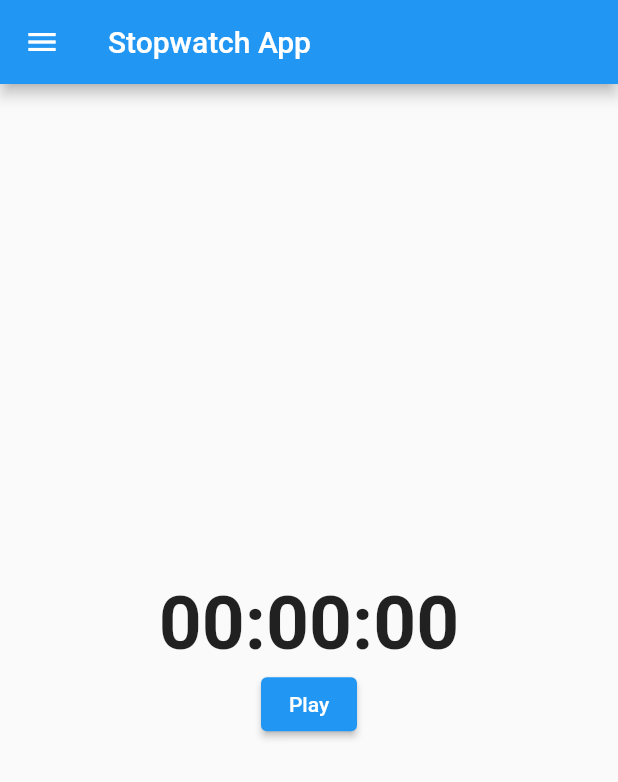
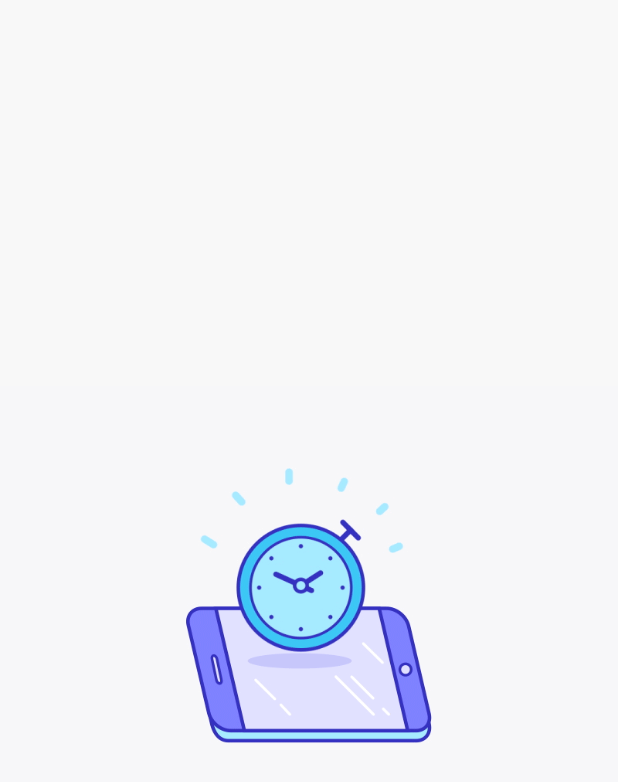
Before and after one commit to smtalha5654/stopwatch, a Flutter app: the first screen one second after launch, on a phone screen of 412 x 824 dp. Shown: the top 782 px of the screen. Run offline on Flutter 3.47's test engine with Material 2 defaults, Android fonts, the phone set to English and light mode, and no system bars.

Commit message:
Fully Completed

```diff
--- a/lib/main.dart
+++ b/lib/main.dart
@@ -4,8 +4,44 @@ import 'package:flutter/material.dart';
 
 void main() {
   runApp(MaterialApp(
-    home: StopWatchScreen(),
+    debugShowCheckedModeBanner: false,
+    home: splashScreen(),
   ));
+}
+
+class splashScreen extends StatefulWidget {
+  const splashScreen({Key? key}) : super(key: key);
+
+  @override
+  State<splashScreen> createState() => _splashScreenState();
+}
+
+class _splashScreenState extends State<splashScreen> {
+  @override
+  void initState() {
+    // TODO: implement initState
+    super.initState();
+    Timer(
+        Duration(seconds: 4),
+        () => Navigator.of(context).pushReplacement(MaterialPageRoute(
+            builder: (BuildContext context) => StopWatchScreen())));
+  }
+
+  @override
+  Widget build(BuildContext context) {
+    return Scaffold(
+      backgroundColor: Color.fromARGB(255, 248, 248, 248),
+      body: Column(
+        mainAxisAlignment: MainAxisAlignment.center,
+        children: [
+          Image.asset(
+            'assets/Stopwatch.gif',
+            fit: BoxFit.fill,
+          ),
+        ],
+      ),
+    );
+  }
 }
 
 class StopWatchScreen extends StatefulWidget {
--- a/pubspec.yaml
+++ b/pubspec.yaml
@@ -58,8 +58,8 @@ flutter:
   uses-material-design: true
 
   # To add assets to your application, add an assets section, like this:
-  # assets:
-  #   - images/a_dot_burr.jpeg
+  assets:
+    - assets/Stopwatch.gif
   #   - images/a_dot_ham.jpeg
 
   # An image asset can refer to one or more resolution-specific "variants", see
```
Also changed, not shown: assets/Stopwatch.gif (added).
